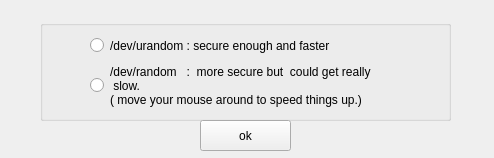
mhogomchungu/zuluCrypt, file rngselector.ui: the form before one commit.
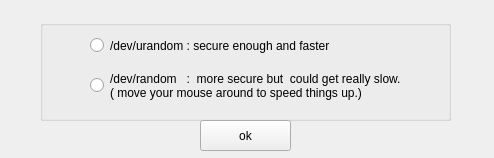
The form after the commit.

Commit message: minor UI random number generator change

```diff
--- a/rngselector.ui
+++ b/rngselector.ui
@@ -43,13 +43,12 @@
      <rect>
       <x>50</x>
       <y>40</y>
-      <width>321</width>
+      <width>361</width>
       <height>51</height>
      </rect>
     </property>
     <property name="text">
-     <string>/dev/random   :  more secure but  could get really
- slow.
+     <string>/dev/random   :  more secure but  could get really slow.
 ( move your mouse around to speed things up.)</string>
     </property>
    </widget>
```
